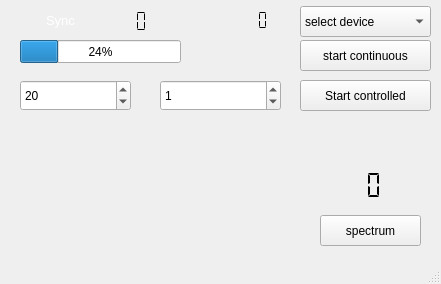
JvanKatwijk/dab-scanner, file forms/dabscanner.ui: the form before one commit.
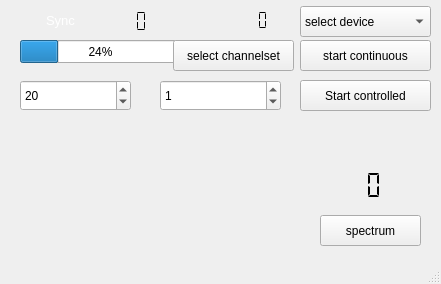
The form after the commit.

What changed in the file:
```diff
--- a/forms/dabscanner.ui
+++ b/forms/dabscanner.ui
@@ -373,6 +373,19 @@
      <string>spectrum</string>
     </property>
    </widget>
+   <widget class="QPushButton" name="countrySelector">
+    <property name="geometry">
+     <rect>
+      <x>173</x>
+      <y>40</y>
+      <width>121</width>
+      <height>31</height>
+     </rect>
+    </property>
+    <property name="text">
+     <string>select channelset</string>
+    </property>
+   </widget>
   </widget>
   <widget class="QStatusBar" name="statusbar"/>
  </widget>
```
Left out of the diff: 2 changed lines with no effect on the pictures.
